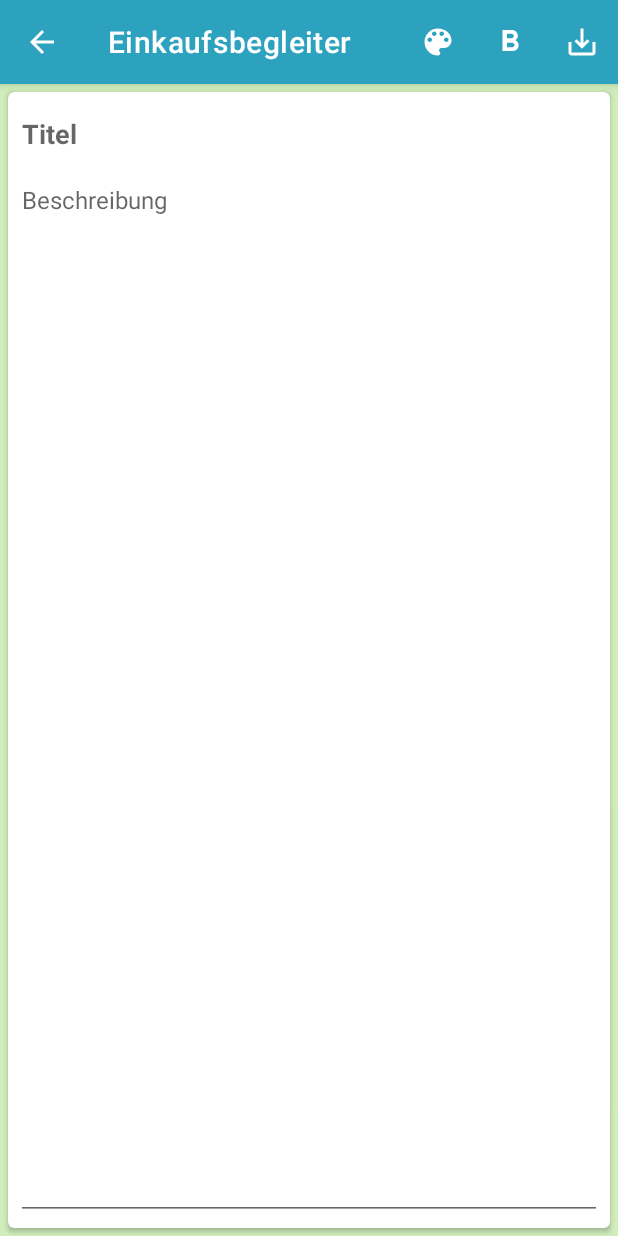
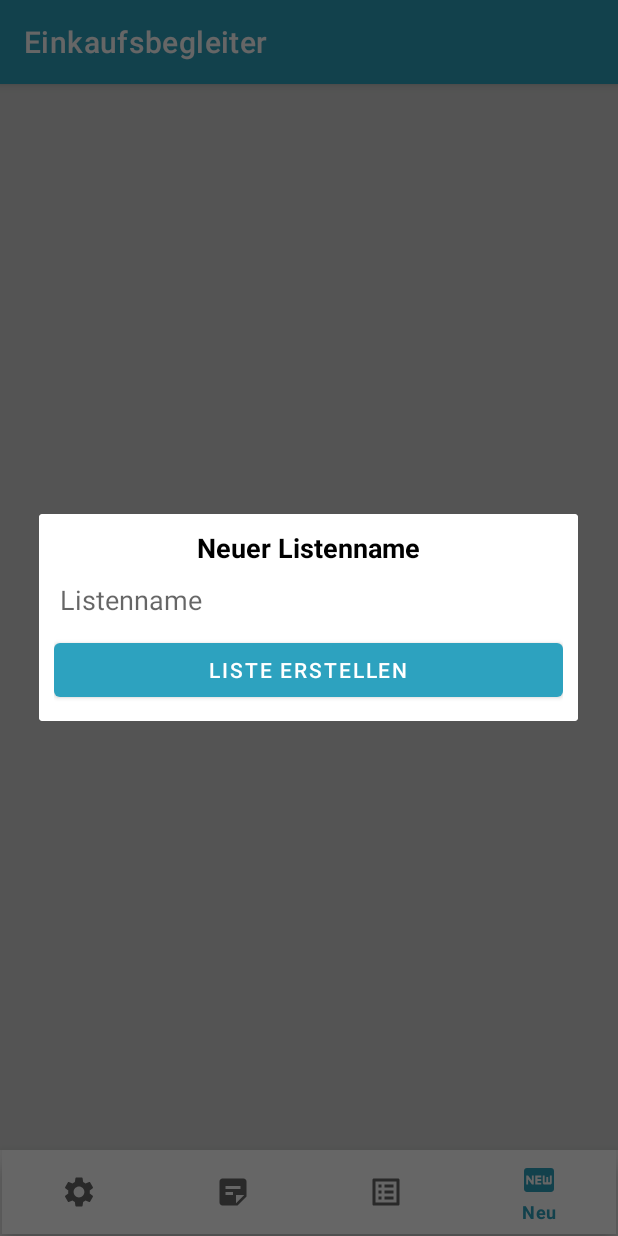
Before and after one commit to samsonalexandre/Check-It-Off, an Android app: the screen it shows after launch (NewNoteActivity before the commit, MainActivity after it), item 4 of the bottom bar chosen, on a phone screen of 412 x 824 dp. Run offline under Robolectric (Android 15) with nearby library versions, the phone set to English and light mode, and no system bars; our stand-ins replace Room's generated code.

Commit message:
Mehrere Baustellen

```diff
--- a/app/src/main/AndroidManifest.xml
+++ b/app/src/main/AndroidManifest.xml
@@ -15,7 +15,8 @@
         tools:targetApi="31">
         <activity
             android:name=".activities.NewNoteActivity"
-            android:exported="false" />
+            android:exported="false"
+            android:windowSoftInputMode="stateVisible|adjustResize" />
         <activity
             android:name=".activities.MainActivity"
             android:exported="true">
--- a/app/src/main/java/com/example/einkaufsbegleiter/activities/MainActivity.kt
+++ b/app/src/main/java/com/example/einkaufsbegleiter/activities/MainActivity.kt
@@ -5,11 +5,13 @@ import android.os.Bundle
 import android.util.Log
 import com.example.einkaufsbegleiter.R
 import com.example.einkaufsbegleiter.databinding.ActivityMainBinding
+import com.example.einkaufsbegleiter.dialogs.NewListDialog
 import com.example.einkaufsbegleiter.fragments.FragmentManager
 import com.example.einkaufsbegleiter.fragments.NoteFragment
+import com.example.einkaufsbegleiter.fragments.ShopListNamesFragment
 
 // Diese Klasse repräsentiert die Hauptaktivität der App.
-class MainActivity : AppCompatActivity() {
+class MainActivity : AppCompatActivity(), NewListDialog.Listener {
     private lateinit var binding: ActivityMainBinding
 
     // Diese Funktion wird aufgerufen, wenn die Aktivität erstellt wird.
@@ -17,6 +19,8 @@ class MainActivity : AppCompatActivity() {
         super.onCreate(savedInstanceState)
         binding = ActivityMainBinding.inflate(layoutInflater)
         setContentView(binding.root)
+
+        FragmentManager.setFragment(ShopListNamesFragment.newInstance(), this)
 
         // Hier wird ein Listener für die Bottom Navigation View gesetzt.
         setBottomNavListener()
@@ -34,6 +38,7 @@ class MainActivity : AppCompatActivity() {
                     Log.d("MyLog", "Notes")
                 }
                 R.id.shop_list ->{
+                    FragmentManager.setFragment(ShopListNamesFragment.newInstance(), this)
                     Log.d("MyLog", "List")
                 }
                 R.id.new_item ->{
@@ -44,4 +49,8 @@ class MainActivity : AppCompatActivity() {
             true
         }
     }
+
+    override fun onClick(name: String) {
+        Log.d("MyLog", "$name")
+    }
 }
--- a/app/src/main/java/com/example/einkaufsbegleiter/db/Dao.kt
+++ b/app/src/main/java/com/example/einkaufsbegleiter/db/Dao.kt
@@ -5,6 +5,7 @@ import androidx.room.Insert
 import androidx.room.Query
 import androidx.room.Update
 import com.example.einkaufsbegleiter.entities.NoteItem
+import com.example.einkaufsbegleiter.entities.ShopListNameItem
 import kotlinx.coroutines.flow.Flow
 
 // Dieses Interface definiert die Datenbankzugriffsmethoden für Notizen.
@@ -12,10 +13,14 @@ import kotlinx.coroutines.flow.Flow
 interface Dao {
     @Query ("SELECT * FROM note_list")
     fun getAllNotes(): Flow<List<NoteItem>>
+    @Query ("SELECT * FROM shopping_list_names")
+    fun getAllShopListNames(): Flow<List<ShopListNameItem>>
     @Query ("DELETE FROM note_list WHERE id IS :id")
     suspend fun deleteNote(id: Int)
     @Insert
     suspend fun insertNote(note: NoteItem)
+    @Insert
+    suspend fun insertShopListName(name: ShopListNameItem)
     @Update
     suspend fun updateNote(note: NoteItem)
 }
--- a/app/src/main/java/com/example/einkaufsbegleiter/db/MainViewModel.kt
+++ b/app/src/main/java/com/example/einkaufsbegleiter/db/MainViewModel.kt
@@ -6,6 +6,7 @@ import androidx.lifecycle.ViewModelProvider
 import androidx.lifecycle.asLiveData
 import androidx.lifecycle.viewModelScope
 import com.example.einkaufsbegleiter.entities.NoteItem
+import com.example.einkaufsbegleiter.entities.ShopListNameItem
 import kotlinx.coroutines.launch
 import java.lang.IllegalArgumentException
 
@@ -14,10 +15,15 @@ class MainViewModel(database: MainDatabase): ViewModel() {
     private val dao = database.getDao()
 
     val allNotes: LiveData<List<NoteItem>> = dao.getAllNotes().asLiveData()
+    val allShopListNamesItem: LiveData<List<ShopListNameItem>> = dao.getAllShopListNames().asLiveData()
 
     // Diese Funktion fügt eine Notiz zur Datenbank hinzu.
     fun insertNote(note: NoteItem) = viewModelScope.launch {
         dao.insertNote(note)
+    }
+
+    fun insertShopListName(listName: ShopListNameItem) = viewModelScope.launch {
+        dao.insertShopListName(listName)
     }
 
     fun updateNote(note: NoteItem) = viewModelScope.launch {
--- /dev/null
+++ b/app/src/main/java/com/example/einkaufsbegleiter/dialogs/NewListDialog.kt
@@ -0,0 +1,31 @@
+package com.example.einkaufsbegleiter.dialogs
+
+import android.app.AlertDialog
+import android.content.Context
+import android.view.LayoutInflater
+import com.example.einkaufsbegleiter.databinding.NewListDialogBinding
+
+object NewListDialog {
+    fun showDialog(context: Context, listener: Listener) {
+        var dialog: AlertDialog? = null
+        val builder = AlertDialog.Builder(context)
+        val binding = NewListDialogBinding.inflate(LayoutInflater.from(context))
+        builder.setView(binding.root)
+        binding.apply {
+            bCreate.setOnClickListener {
+                val listName = edNewListName.text.toString()
+                if (listName.isNotEmpty()) {
+                    listener.onClick(listName)
+                }
+                dialog?.dismiss()
+            }
+        }
+        dialog = builder.create()
+        dialog.window?.setBackgroundDrawable(null)
+        dialog.show()
+    }
+
+    interface Listener {
+        fun onClick(name: String)
+    }
+}
--- /dev/null
+++ b/app/src/main/java/com/example/einkaufsbegleiter/fragments/ShopListNamesFragment.kt
@@ -0,0 +1,81 @@
+package com.example.einkaufsbegleiter.fragments
+
+import android.os.Bundle
+import android.util.Log
+import android.view.LayoutInflater
+import android.view.View
+import android.view.ViewGroup
+import androidx.appcompat.app.AppCompatActivity
+import androidx.fragment.app.activityViewModels
+import com.example.einkaufsbegleiter.activities.MainApp
+import com.example.einkaufsbegleiter.databinding.FragmentShopListNamesBinding
+import com.example.einkaufsbegleiter.db.MainViewModel
+import com.example.einkaufsbegleiter.dialogs.NewListDialog
+import com.example.einkaufsbegleiter.entities.ShopListNameItem
+import com.example.einkaufsbegleiter.utils.TimeManager
+
+
+class ShopListNamesFragment : BaseFragment() {
+    private lateinit var binding: FragmentShopListNamesBinding
+
+
+    private val mainViewModel: MainViewModel by activityViewModels {
+        MainViewModel.MainViewModelFactory((context?.applicationContext as MainApp).database)
+    }
+
+
+    override fun onClickNew() {
+        NewListDialog.showDialog(activity as AppCompatActivity, object : NewListDialog.Listener {
+            override fun onClick(name: String) {
+                Log.d("MyLog", "Name: $name")
+                val shopListName = ShopListNameItem(
+                    null,
+                    name,
+                    TimeManager.getCurrentTime(),
+                    0,
+                    0,
+                    ""
+                )
+                mainViewModel.insertShopListName(shopListName)
+            }
+
+        })
+    }
+
+    override fun onCreate(savedInstanceState: Bundle?) {
+        super.onCreate(savedInstanceState)
+
+    }
+
+    override fun onCreateView(
+        inflater: LayoutInflater, container: ViewGroup?,
+        savedInstanceState: Bundle?
+    ): View {
+        binding = FragmentShopListNamesBinding.inflate(inflater, container, false)
+        return binding.root
+    }
+
+    override fun onViewCreated(view: View, savedInstanceState: Bundle?) {
+        super.onViewCreated(view, savedInstanceState)
+        initRcView()
+        observer()
+    }
+
+
+    private fun initRcView() = with(binding) {
+
+    }
+
+    private fun observer() {
+        mainViewModel.allShopListNamesItem.observe(viewLifecycleOwner) {
+
+        }
+    }
+
+
+    companion object {
+        @JvmStatic
+        fun newInstance() = ShopListNamesFragment()
+
+    }
+}
--- /dev/null
+++ b/app/src/main/res/layout/fragment_shop_list_names.xml
@@ -0,0 +1,35 @@
+<?xml version="1.0" encoding="utf-8"?>
+<FrameLayout xmlns:android="http://schemas.android.com/apk/res/android"
+    xmlns:app="http://schemas.android.com/apk/res-auto"
+    xmlns:tools="http://schemas.android.com/tools"
+    android:layout_width="match_parent"
+    android:layout_height="match_parent"
+    android:background="#D2D3D2"
+    tools:context=".fragments.ShopListNamesFragment">
+
+    <!-- TODO: Update blank fragment layout -->
+    <androidx.constraintlayout.widget.ConstraintLayout
+        android:layout_width="match_parent"
+        android:layout_height="match_parent">
+
+        <androidx.recyclerview.widget.RecyclerView
+            android:id="@+id/rcView"
+            android:layout_width="match_parent"
+            android:layout_height="match_parent"
+            app:layout_constraintBottom_toBottomOf="parent"
+            app:layout_constraintEnd_toEndOf="parent"
+            app:layout_constraintStart_toStartOf="parent"
+            app:layout_constraintTop_toTopOf="parent" />
+
+        <TextView
+            android:layout_width="wrap_content"
+            android:layout_height="wrap_content"
+            android:text="Shop list fragment"
+            android:visibility="gone"
+            app:layout_constraintBottom_toBottomOf="parent"
+            app:layout_constraintEnd_toEndOf="parent"
+            app:layout_constraintStart_toStartOf="parent"
+            app:layout_constraintTop_toTopOf="parent" />
+    </androidx.constraintlayout.widget.ConstraintLayout>
+
+</FrameLayout>
--- /dev/null
+++ b/app/src/main/res/layout/new_list_dialog.xml
@@ -0,0 +1,49 @@
+<?xml version="1.0" encoding="utf-8"?>
+<androidx.constraintlayout.widget.ConstraintLayout xmlns:android="http://schemas.android.com/apk/res/android"
+    xmlns:app="http://schemas.android.com/apk/res-auto"
+    android:layout_width="match_parent"
+    android:layout_height="wrap_content"
+    android:background="#00FFFFFF">
+
+    <androidx.cardview.widget.CardView
+        android:layout_width="0dp"
+        android:layout_height="wrap_content"
+        app:layout_constraintBottom_toBottomOf="parent"
+        app:layout_constraintEnd_toEndOf="parent"
+        app:layout_constraintStart_toStartOf="parent"
+        app:layout_constraintTop_toTopOf="parent">
+
+        <LinearLayout
+            android:layout_width="match_parent"
+            android:layout_height="wrap_content"
+            android:background="#00FFFFFF"
+            android:orientation="vertical"
+            android:padding="10dp">
+
+            <TextView
+                android:id="@+id/textView"
+                android:layout_width="match_parent"
+                android:layout_height="wrap_content"
+                android:gravity="center"
+                android:text="@string/new_list"
+                android:textColor="@color/black"
+                android:textSize="18sp"
+                android:textStyle="bold" />
+
+            <EditText
+                android:id="@+id/edNewListName"
+                android:layout_width="match_parent"
+                android:layout_height="wrap_content"
+                android:ems="10"
+                android:hint="@string/list_name"
+                android:inputType="textPersonName" />
+
+            <Button
+                android:id="@+id/bCreate"
+                android:layout_width="match_parent"
+                android:layout_height="wrap_content"
+                android:text="@string/create_list" />
+        </LinearLayout>
+
+    </androidx.cardview.widget.CardView>
+</androidx.constraintlayout.widget.ConstraintLayout>
--- a/app/src/main/res/values/themes.xml
+++ b/app/src/main/res/values/themes.xml
@@ -12,7 +12,7 @@
         <item name="android:windowFullscreen">true</item>
 
         <!-- Status bar color. -->
-        <item name="android:statusBarColor" tools:targetApi="l">#951212</item>
+        <item name="android:statusBarColor" tools:targetApi="l">@color/blue_light</item>
     </style>
     <style name="Theme.NewNoteBlue" parent="Theme.MaterialComponents.DayNight.DarkActionBar">
         <!-- Primary brand color. -->
```
Also changed, not shown: app/src/main/java/com/example/einkaufsbegleiter/activities/NewNoteActivity.kt (+124 -11 lines), app/src/main/java/com/example/einkaufsbegleiter/utils/MyTouchListener.kt (added, +30 -0 lines), app/src/main/java/com/example/einkaufsbegleiter/utils/TimeManager.kt (added, +13 -0 lines), app/src/main/res/anim/close_color_picker.xml (added, +14 -0 lines), app/src/main/res/anim/open_color_picker.xml (added, +14 -0 lines), app/src/main/res/layout/list_name_item.xml (added, +104 -0 lines).
